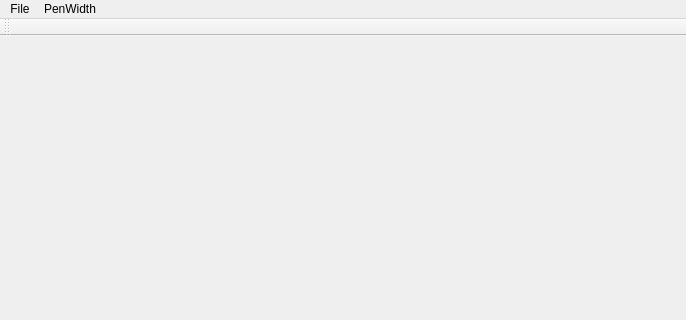
Qt form PaintPro/MainWindow.ui (gnishida/PaintPro) before a commit; both pictures show x 0 to 686 and y 0 to 320 of the 686 by 794 pixel window.
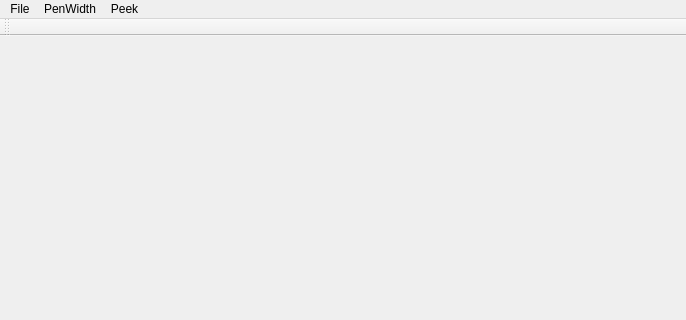
The same form after that commit.

Patch:
```diff
--- a/PaintPro/MainWindow.ui
+++ b/PaintPro/MainWindow.ui
@@ -42,8 +42,15 @@
     <addaction name="actionPenWidth2"/>
     <addaction name="actionPenWidth1"/>
    </widget>
+   <widget class="QMenu" name="menuPeek">
+    <property name="title">
+     <string>Peek</string>
+    </property>
+    <addaction name="actionPeekBackground"/>
+   </widget>
    <addaction name="menuFile"/>
    <addaction name="menuPenWidth"/>
+   <addaction name="menuPeek"/>
   </widget>
   <widget class="QToolBar" name="mainToolBar">
    <attribute name="toolBarArea">
```
Left out of the diff: 15 changed lines with no effect on the pictures.
